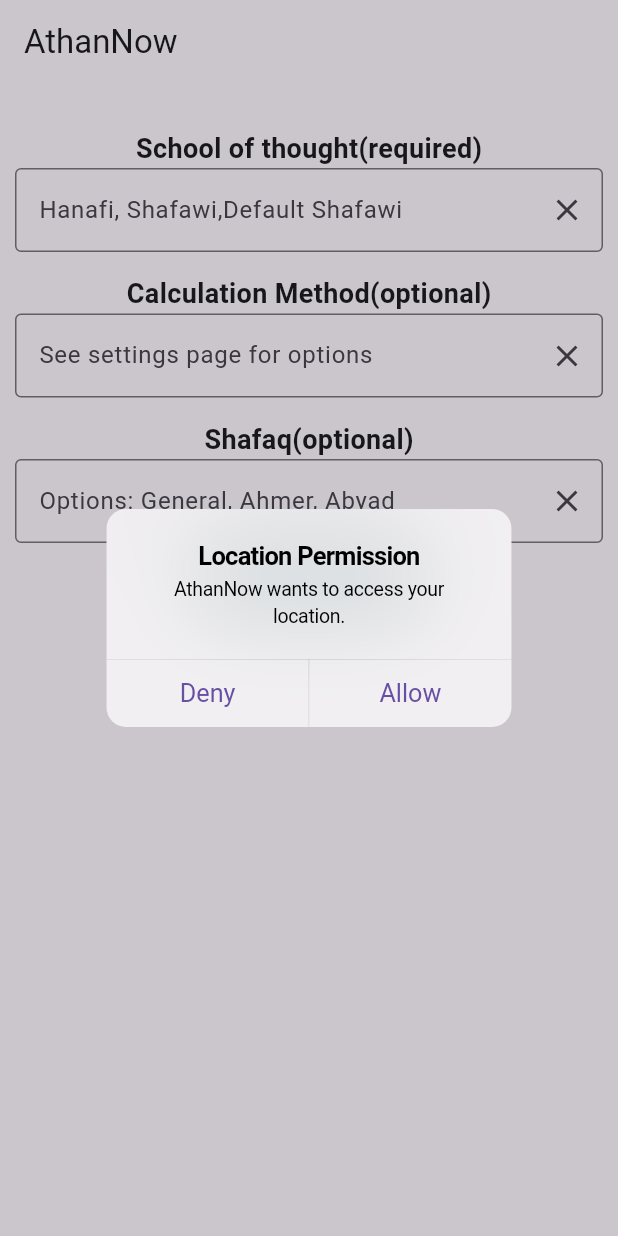
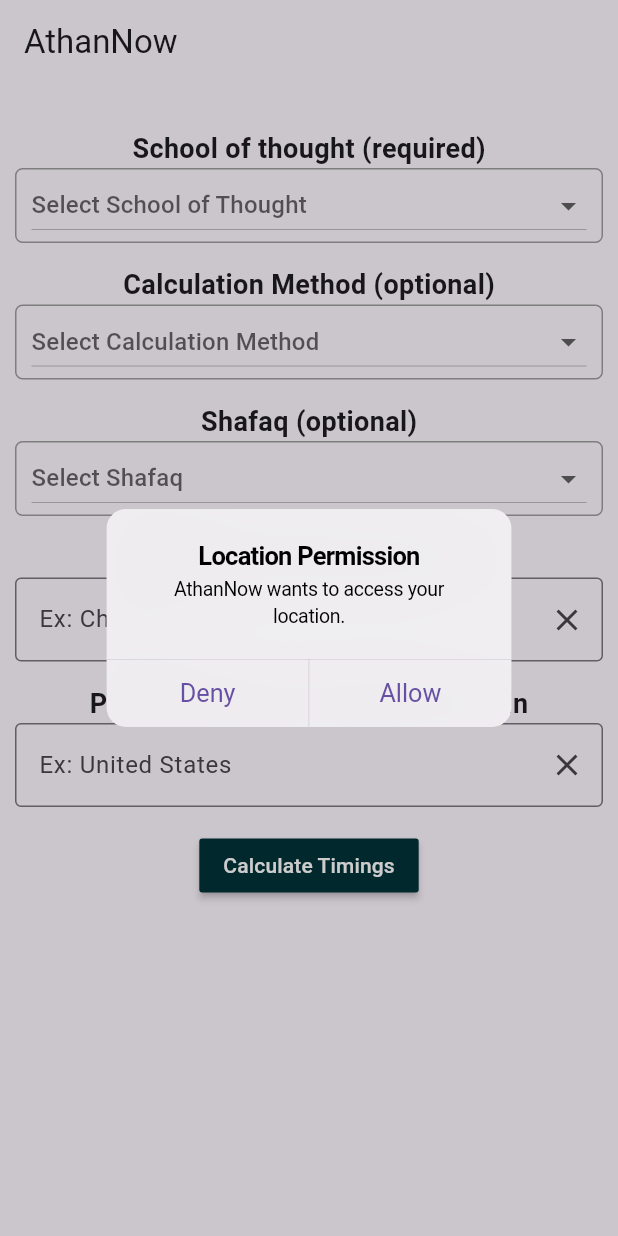
Before and after one commit to ChampionYusuf1/AthanNow, a Flutter app: the screen it shows after launch, on a phone screen of 412 x 824 dp. Run offline on Flutter 3.47's test engine with Material 3 defaults, Android fonts, the phone set to English and light mode, and no system bars; our stand-ins replace geolocator, location, shared_preferences.

Commit message:
initalpage finished all logic, need to add once click calculate timings that a new page opens up and still need to add assets.

```diff
--- a/athannow/athannow/analysis_options.yaml
+++ b/athannow/athannow/analysis_options.yaml
@@ -9,7 +9,7 @@
 # packages, and plugins designed to encourage good coding practices.
 analyzer:
   errors:
-    avoid_print: ignore
+    avoid_print: ignore ignore
 include: package:flutter_lints/flutter.yaml
 
 linter:
--- a/athannow/athannow/lib/main.dart
+++ b/athannow/athannow/lib/main.dart
@@ -15,9 +15,9 @@ class MyApp extends StatelessWidget {
       ),
       home: Scaffold(
         appBar: AppBar(
-          title: Text('AthanNow'),
+          title: const Text('AthanNow'),
         ),
-        body: InitialPage(),
+        body: const InitialPage(),
       ),
     );
   }
--- a/athannow/athannow/lib/pages/intialpage.dart
+++ b/athannow/athannow/lib/pages/intialpage.dart
@@ -1,30 +1,64 @@
 import 'package:flutter/material.dart';
-import 'package:flutter/cupertino.dart';
 import 'package:athannow/commonfunctions/functins.dart';
 import 'package:athannow/storage/storing.dart';
 
 class InitialPage extends StatefulWidget {
+  const InitialPage({super.key});
+
   @override
   _InitialPageState createState() => _InitialPageState();
 }
 
 class _InitialPageState extends State<InitialPage> {
+  String? selectedSchoolOfThought;
+  String? selectedCalculationMethod;
+  String? selectedShafaq;
+
+  final List<String> schoolOfThoughtOptions = [
+    'Hanafi',
+    'Shafawi',
+  ];
+  final List<String> selectedCalculationMethodOptions = [
+    'University of Islamic Sciences, Karachi', //1
+    'Islamic Society of North America', //2
+    'Muslim World League', //3
+    'Umm Al-Qura University, Makkah', //4
+    'Egyptian General Authority of Survey', //5
+    'Institute of Geophysics, University of Tehran', //7
+    'Gulf Region', //8
+    'Kuwait', //9
+    'Qatar', //10
+    'Majlis Ugama Islam Singapura, Singapore', //11
+    'Union Organization islamic de France', //12
+    'Diyanet İşleri Başkanlgl, Turkey', //13
+    'Spiritual Administration of Muslims of Russia', //14
+    'Moonsighting Committee Worldwide', //15 need shafaq
+    'Dubai (unofficial)', //16
+    'Shia Ithna-Ashari' //0
+  ];
+  final List<String> shafaqOptions = [
+    'General',
+    'Ahmer',
+    'Abyad',
+  ];
+
+  final citytext = TextEditingController();
+  final countrytext = TextEditingController();
+
+  Future<bool> fetchData() async {
+    double? test = await get("double", "latitudee");
+    return test != null;
+  }
+
   @override
   void initState() {
     super.initState();
     WidgetsBinding.instance.addPostFrameCallback((_) async {
-      await Future.delayed(Duration(milliseconds: 500)); // Adding a delay
+      await Future.delayed(const Duration(milliseconds: 500)); // Adding a delay
       await requestLocationPermissionAndLogCoordinates(context);
     });
   }
 
-  final schoolofthoughttext = TextEditingController();
-  final calculationmethodtext = TextEditingController();
-  final shafaqtext = TextEditingController();
-  // only if location is not allowed, or maybe address then
-  final latitudetext = TextEditingController();
-  final longitudetext = TextEditingController();
-  final addresstext = TextEditingController();
   @override
   Widget build(BuildContext context) {
     return Scaffold(
@@ -38,17 +72,120 @@ class _InitialPageState extends State<InitialPage> {
               height: 20,
             ),
             const Text(
-              'School of thought(required)',
+              'School of thought (required)',
               style: TextStyle(fontSize: 18, fontWeight: FontWeight.bold),
             ),
+            // DROPDOWN
+            Container(
+              padding: const EdgeInsets.symmetric(horizontal: 10),
+              decoration: BoxDecoration(
+                border: Border.all(color: Colors.grey),
+                borderRadius: BorderRadius.circular(5),
+              ),
+              child: DropdownButton<String>(
+                isExpanded: true,
+                hint: const Text('Select School of Thought'),
+                value: selectedSchoolOfThought,
+                onChanged: (String? newValue) {
+                  setState(() {
+                    selectedSchoolOfThought = newValue!;
+                  });
+                },
+                items: schoolOfThoughtOptions.map((String value) {
+                  return DropdownMenuItem<String>(
+                    value: value,
+                    child: Text(value),
+                  );
+                }).toList(),
+              ),
+            ),
+            const SizedBox(
+              height: 15,
+            ),
+            const Text(
+              'Calculation Method (optional)',
+              style: TextStyle(fontSize: 18, fontWeight: FontWeight.bold),
+            ),
+            Container(
+              padding: const EdgeInsets.symmetric(horizontal: 10),
+              decoration: BoxDecoration(
+                border: Border.all(color: Colors.grey),
+                borderRadius: BorderRadius.circular(5),
+              ),
+              child: DropdownButton<String>(
+                isExpanded: true,
+                hint: const Text('Select Calculation Method'),
+                value: selectedCalculationMethod,
+                onChanged: (String? newValue) {
+                  setState(() {
+                    selectedCalculationMethod = newValue!;
+                  });
+                },
+                items: selectedCalculationMethodOptions.map((String value) {
+                  return DropdownMenuItem<String>(
+                    value: value,
+                    child: Text(value),
+                  );
+                }).toList(),
+              ),
+            ),
+            const SizedBox(
+              height: 15,
+            ),
+            const Text(
+              'Shafaq (optional)',
+              style: TextStyle(fontSize: 18, fontWeight: FontWeight.bold),
+            ),
+            Container(
+              padding: const EdgeInsets.symmetric(horizontal: 10),
+              decoration: BoxDecoration(
+                border: Border.all(color: Colors.grey),
+                borderRadius: BorderRadius.circular(5),
+              ),
+              child: DropdownButton<String>(
+                isExpanded: true,
+                hint: const Text('Select Shafaq'),
+                value: selectedShafaq,
+                onChanged: (String? newValue) {
+                  setState(() {
+                    selectedShafaq = newValue!;
+                  });
+                },
+                items: shafaqOptions.map((String value) {
+                  return DropdownMenuItem<String>(
+                    value: value,
+                    child: Text(value),
+                  );
+                }).toList(),
+              ),
+            ),
+            const SizedBox(
+              height: 15,
+            ),
+            FutureBuilder<bool>(
+              future: fetchData(),
+              builder: (BuildContext context, AsyncSnapshot<bool> snapshot) {
+                if (snapshot.connectionState == ConnectionState.waiting) {
+                  return const CircularProgressIndicator(); // Show loading indicator while waiting for the future
+                } else if (snapshot.hasError) {
+                  return Text('Error: ${snapshot.error}');
+                } else if (snapshot.hasData && !snapshot.data!) {
+                  // If location is not stored, show additional text fields
+                  return Column(
+                    children: [
+                      const Text(
+                        'Please Enter the City you live in.',
+                        style: TextStyle(
+                            fontSize: 18, fontWeight: FontWeight.bold),
+                      ),
                       TextField(
-              controller: schoolofthoughttext,
+                        controller: citytext,
                         decoration: InputDecoration(
-                hintText: 'Hanafi, Shafawi,Default Shafawi',
+                          hintText: 'Ex: Chicago',
                           border: const OutlineInputBorder(),
                           suffixIcon: IconButton(
                             onPressed: () {
-                    schoolofthoughttext.clear();
+                              citytext.clear();
                             },
                             icon: const Icon(Icons.clear),
                           ),
@@ -58,17 +195,18 @@ class _InitialPageState extends State<InitialPage> {
                         height: 15,
                       ),
                       const Text(
-              'Calculation Method(optional)',
-              style: TextStyle(fontSize: 18, fontWeight: FontWeight.bold),
+                        'Please enter the country you live in',
+                        style: TextStyle(
+                            fontSize: 18, fontWeight: FontWeight.bold),
                       ),
                       TextField(
-              controller: calculationmethodtext,
+                        controller: countrytext,
                         decoration: InputDecoration(
-                hintText: 'See settings page for options',
+                          hintText: 'Ex: United States',
                           border: const OutlineInputBorder(),
                           suffixIcon: IconButton(
                             onPressed: () {
-                    calculationmethodtext.clear();
+                              countrytext.clear();
                             },
                             icon: const Icon(Icons.clear),
                           ),
@@ -77,30 +215,24 @@ class _InitialPageState extends State<InitialPage> {
                       const SizedBox(
                         height: 15,
                       ),
-            const Text(
-              'Shafaq(optional)',
-              style: TextStyle(fontSize: 18, fontWeight: FontWeight.bold),
-            ),
-            TextField(
-              controller: shafaqtext,
-              decoration: InputDecoration(
-                hintText: 'Options: General, Ahmer, Abyad',
-                border: const OutlineInputBorder(),
-                suffixIcon: IconButton(
-                  onPressed: () {
-                    shafaqtext.clear();
+                    ],
+                  );
+                } else {
+                  return Container(); // Return an empty container if location is stored
+                }
               },
-                  icon: const Icon(Icons.clear),
-                ),
-              ),
             ),
             MaterialButton(
               onPressed: () {
-                print('Submitted text: ${schoolofthoughttext.text}');
-                testingstoringtext(schoolofthoughttext);
+                store("string", "SchoolOfThought", selectedSchoolOfThought!);
+                store(
+                    "string", "CalculationMethod", selectedCalculationMethod!);
+                store("string", "Shafaq", selectedShafaq!);
+                store("string", "City", citytext.text);
+                store("string", "country", countrytext.text);
                 // go to athantimings page
               },
-              color: Color(0xFF003238),
+              color: const Color(0xFF003238),
               child: const Text('Calculate Timings',
                   style: TextStyle(color: Colors.white)),
             ),
@@ -111,16 +243,3 @@ class _InitialPageState extends State<InitialPage> {
     );
   }
 }
-// need to make a dropdown menu in the widget, and have the default values selected from the API that way
-// the api will always work no matter what tehy change, the only thing that really matters
-// is getting from city, address or latitude which will take some login
-
-testingstoringtext(TextEditingController controller) async {
-  // final prefs = await SharedPreferences.getInstance();
-
-  // await prefs.setString('testtext', controller.text);
-  store("string", "testtext", controller.text);
-  print("Test text stored succesfuly");
-  String temp = await get("string", "testtext");
-  print(temp);
-}
```
Also changed, not shown: athannow/athannow/lib/commonfunctions/functins.dart (+21 -4 lines), athannow/athannow/lib/storage/storing.dart (+16 -43 lines), 3 other files. Lines whose indentation alone changed are shown as unchanged.
